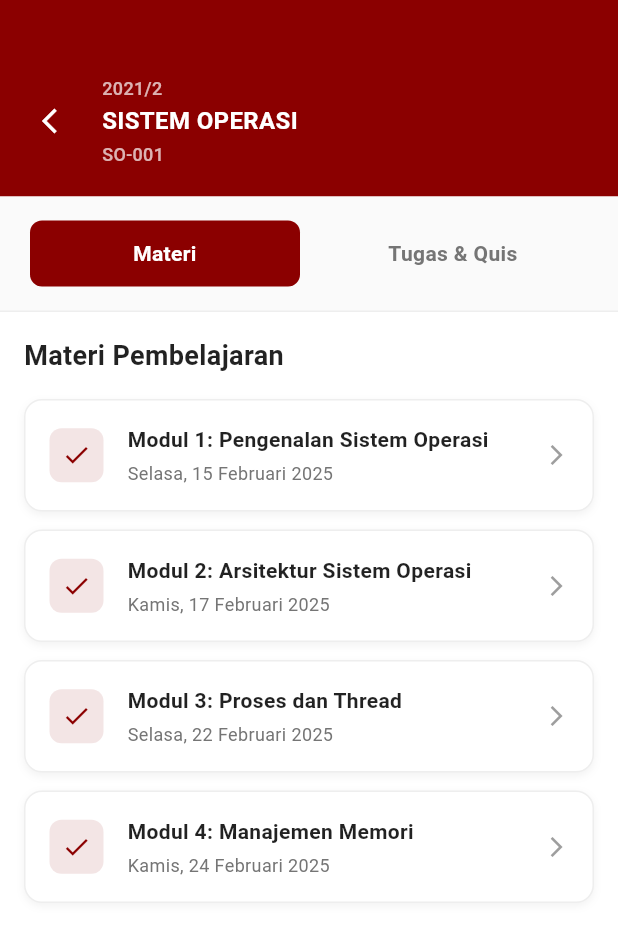
After one commit to Yayukk/lms-app, a Flutter app: the HomeScreen screen opened directly, after a tap on "2021/2", on a phone screen of 412 x 824 dp. The commit adds this screen. Shown: the top 942 px of the screen. Run offline on Flutter 3.47's test engine with Material 3 defaults, Android fonts, the phone set to English and light mode, and no system bars.

Commit message:
menambahkan conten di dashboard class

```diff
--- /dev/null
+++ b/lib/class_dashboard_screen.dart
@@ -0,0 +1,416 @@
+import 'package:flutter/material.dart';
+
+class ClassDashboardScreen extends StatefulWidget {
+  final String courseName;
+  final String classCode;
+  final String year;
+
+  const ClassDashboardScreen({
+    super.key,
+    required this.courseName,
+    required this.classCode,
+    required this.year,
+  });
+
+  @override
+  _ClassDashboardScreenState createState() => _ClassDashboardScreenState();
+}
+
+class _ClassDashboardScreenState extends State<ClassDashboardScreen>
+    with SingleTickerProviderStateMixin {
+  late TabController _tabController;
+  int _selectedTabIndex = 0;
+
+  @override
+  void initState() {
+    super.initState();
+    _tabController = TabController(length: 2, vsync: this);
+    _tabController.addListener(() {
+      setState(() {
+        _selectedTabIndex = _tabController.index;
+      });
+    });
+  }
+
+  @override
+  void dispose() {
+    _tabController.dispose();
+    super.dispose();
+  }
+
+  @override
+  Widget build(BuildContext context) {
+    return Scaffold(
+      body: Container(
+        color: Colors.white,
+        child: Column(
+          children: [
+            // Header Section with Navbar
+            Container(
+              width: double.infinity,
+              padding: const EdgeInsets.fromLTRB(20, 50, 20, 20),
+              decoration: const BoxDecoration(
+                color: Color(0xFF8B0000), // Maroon red
+              ),
+              child: Row(
+                children: [
+                  GestureDetector(
+                    onTap: () {
+                      Navigator.pop(context);
+                    },
+                    child: Container(
+                      padding: const EdgeInsets.all(8),
+                      child: const Icon(
+                        Icons.arrow_back_ios,
+                        color: Colors.white,
+                        size: 20,
+                      ),
+                    ),
+                  ),
+                  const SizedBox(width: 12),
+                  Expanded(
+                    child: Column(
+                      crossAxisAlignment: CrossAxisAlignment.start,
+                      children: [
+                        Text(
+                          widget.year,
+                          style: TextStyle(
+                            color: Colors.white70,
+                            fontSize: 12,
+                            fontWeight: FontWeight.w500,
+                          ),
+                        ),
+                        const SizedBox(height: 2),
+                        Text(
+                          widget.courseName,
+                          style: const TextStyle(
+                            color: Colors.white,
+                            fontSize: 16,
+                            fontWeight: FontWeight.bold,
+                          ),
+                        ),
+                        const SizedBox(height: 2),
+                        Text(
+                          widget.classCode,
+                          style: TextStyle(
+                            color: Colors.white70,
+                            fontSize: 12,
+                            fontWeight: FontWeight.w500,
+                          ),
+                        ),
+                      ],
+                    ),
+                  ),
+                ],
+              ),
+            ),
+
+            // Options Container
+            Container(
+              width: double.infinity,
+              padding: const EdgeInsets.symmetric(horizontal: 20, vertical: 16),
+              decoration: BoxDecoration(
+                color: Colors.grey[50],
+                border: Border(bottom: BorderSide(color: Colors.grey[200]!)),
+              ),
+              child: Row(
+                children: [
+                  Expanded(
+                    child: GestureDetector(
+                      onTap: () {
+                        setState(() {
+                          _selectedTabIndex = 0;
+                        });
+                        _tabController.animateTo(0);
+                      },
+                      child: Container(
+                        padding: const EdgeInsets.symmetric(vertical: 12),
+                        decoration: BoxDecoration(
+                          color:
+                              _selectedTabIndex == 0
+                                  ? const Color(0xFF8B0000)
+                                  : Colors.transparent,
+                          borderRadius: BorderRadius.circular(8),
+                        ),
+                        child: Text(
+                          'Materi',
+                          textAlign: TextAlign.center,
+                          style: TextStyle(
+                            color:
+                                _selectedTabIndex == 0
+                                    ? Colors.white
+                                    : Colors.grey[600],
+                            fontSize: 14,
+                            fontWeight: FontWeight.w600,
+                          ),
+                        ),
+                      ),
+                    ),
+                  ),
+                  const SizedBox(width: 12),
+                  Expanded(
+                    child: GestureDetector(
+                      onTap: () {
+                        setState(() {
+                          _selectedTabIndex = 1;
+                        });
+                        _tabController.animateTo(1);
+                      },
+                      child: Container(
+                        padding: const EdgeInsets.symmetric(vertical: 12),
+                        decoration: BoxDecoration(
+                          color:
+                              _selectedTabIndex == 1
+                                  ? const Color(0xFF8B0000)
+                                  : Colors.transparent,
+                          borderRadius: BorderRadius.circular(8),
+                        ),
+                        child: Text(
+                          'Tugas & Quis',
+                          textAlign: TextAlign.center,
+                          style: TextStyle(
+                            color:
+                                _selectedTabIndex == 1
+                                    ? Colors.white
+                                    : Colors.grey[600],
+                            fontSize: 14,
+                            fontWeight: FontWeight.w600,
+                          ),
+                        ),
+                      ),
+                    ),
+                  ),
+                ],
+              ),
+            ),
+
+            // Content Area
+            Expanded(
+              child: TabBarView(
+                controller: _tabController,
+                children: [_buildMateriContent(), _buildTugasContent()],
+              ),
+            ),
+          ],
+        ),
+      ),
+    );
+  }
+
+  Widget _buildMateriContent() {
+    return SingleChildScrollView(
+      padding: const EdgeInsets.all(16),
+      child: Column(
+        crossAxisAlignment: CrossAxisAlignment.start,
+        children: [
+          const Text(
+            'Materi Pembelajaran',
+            style: TextStyle(
+              fontSize: 18,
+              fontWeight: FontWeight.bold,
+              color: Colors.black87,
+            ),
+          ),
+          const SizedBox(height: 16),
+
+          // Sample Materi Items
+          _buildMateriItem(
+            'Modul 1: Pengenalan Sistem Operasi',
+            'Selasa, 15 Februari 2025',
+          ),
+          const SizedBox(height: 12),
+          _buildMateriItem(
+            'Modul 2: Arsitektur Sistem Operasi',
+            'Kamis, 17 Februari 2025',
+          ),
+          const SizedBox(height: 12),
+          _buildMateriItem(
+            'Modul 3: Proses dan Thread',
+            'Selasa, 22 Februari 2025',
+          ),
+          const SizedBox(height: 12),
+          _buildMateriItem(
+            'Modul 4: Manajemen Memori',
+            'Kamis, 24 Februari 2025',
+          ),
+        ],
+      ),
+    );
+  }
+
+  Widget _buildMateriItem(String title, String date) {
+    return Container(
+      width: double.infinity,
+      padding: const EdgeInsets.all(16),
+      decoration: BoxDecoration(
+        color: Colors.white,
+        borderRadius: BorderRadius.circular(12),
+        border: Border.all(color: Colors.grey[200]!),
+        boxShadow: [
+          BoxShadow(
+            color: Colors.black.withOpacity(0.05),
+            blurRadius: 4,
+            offset: const Offset(0, 2),
+          ),
+        ],
+      ),
+      child: Row(
+        children: [
+          Container(
+            padding: const EdgeInsets.all(8),
+            decoration: BoxDecoration(
+              color: const Color(0xFF8B0000).withOpacity(0.1),
+              borderRadius: BorderRadius.circular(8),
+            ),
+            child: const Icon(Icons.check, color: Color(0xFF8B0000), size: 20),
+          ),
+          const SizedBox(width: 16),
+          Expanded(
+            child: Column(
+              crossAxisAlignment: CrossAxisAlignment.start,
+              children: [
+                Text(
+                  title,
+                  style: const TextStyle(
+                    fontSize: 14,
+                    fontWeight: FontWeight.w600,
+                    color: Colors.black87,
+                  ),
+                ),
+                const SizedBox(height: 4),
+                Text(
+                  date,
+                  style: TextStyle(fontSize: 12, color: Colors.grey[600]),
+                ),
+              ],
+            ),
+          ),
+          const Icon(Icons.arrow_forward_ios, size: 16, color: Colors.grey),
+        ],
+      ),
+    );
+  }
+
+  Widget _buildTugasContent() {
+    return SingleChildScrollView(
+      padding: const EdgeInsets.all(16),
+      child: Column(
+        crossAxisAlignment: CrossAxisAlignment.start,
+        children: [
+          const Text(
+            'Tugas dan Quis',
+            style: TextStyle(
+              fontSize: 18,
+              fontWeight: FontWeight.bold,
+              color: Colors.black87,
+            ),
+          ),
+          const SizedBox(height: 16),
+
+          // Sample Tugas Items
+          _buildTugasItem(
+            'Tugas 1: Analisis Sistem Operasi',
+            'Jumat, 26 Februari 2025',
+            'Tugas',
+            Colors.orange,
+          ),
+          const SizedBox(height: 12),
+          _buildTugasItem(
+            'Quis 1: Konsep Dasar SO',
+            'Senin, 28 Februari 2025',
+            'Quis',
+            Colors.blue,
+          ),
+          const SizedBox(height: 12),
+          _buildTugasItem(
+            'Tugas 2: Implementasi Process',
+            'Jumat, 4 Maret 2025',
+            'Tugas',
+            Colors.orange,
+          ),
+          const SizedBox(height: 12),
+          _buildTugasItem(
+            'Ujian Tengah Semester',
+            'Senin, 7 Maret 2025',
+            'UTS',
+            Colors.red,
+          ),
+        ],
+      ),
+    );
+  }
+
+  Widget _buildTugasItem(
+    String title,
+    String dueDate,
+    String type,
+    Color color,
+  ) {
+    return Container(
+      width: double.infinity,
+      padding: const EdgeInsets.all(16),
+      decoration: BoxDecoration(
+        color: Colors.white,
+        borderRadius: BorderRadius.circular(12),
+        border: Border.all(color: Colors.grey[200]!),
+        boxShadow: [
+          BoxShadow(
+            color: Colors.black.withOpacity(0.05),
+            blurRadius: 4,
+            offset: const Offset(0, 2),
+          ),
+        ],
+      ),
+      child: Row(
+        children: [
+          Container(
+            padding: const EdgeInsets.all(8),
+            decoration: BoxDecoration(
+              color: const Color(0xFF8B0000).withOpacity(0.1),
+              borderRadius: BorderRadius.circular(8),
+            ),
+            child: const Icon(Icons.check, color: Color(0xFF8B0000), size: 20),
+          ),
+          const SizedBox(width: 12),
+          Container(
+            padding: const EdgeInsets.symmetric(horizontal: 8, vertical: 4),
+            decoration: BoxDecoration(
+              color: color.withOpacity(0.1),
+              borderRadius: BorderRadius.circular(4),
+            ),
+            child: Text(
+              type,
+              style: TextStyle(
+                color: color,
+                fontSize: 10,
+                fontWeight: FontWeight.w600,
+              ),
+            ),
+          ),
+          const SizedBox(width: 12),
+          Expanded(
+            child: Column(
+              crossAxisAlignment: CrossAxisAlignment.start,
+              children: [
+                Text(
+                  title,
+                  style: const TextStyle(
+                    fontSize: 14,
+                    fontWeight: FontWeight.w600,
+                    color: Colors.black87,
+                  ),
+                ),
+                const SizedBox(height: 4),
+                Text(
+                  'Batas Waktu: $dueDate',
+                  style: TextStyle(fontSize: 12, color: Colors.grey[600]),
+                ),
+              ],
+            ),
+          ),
+          const Icon(Icons.arrow_forward_ios, size: 16, color: Colors.grey),
+        ],
+      ),
+    );
+  }
+}
--- a/lib/home_screen.dart
+++ b/lib/home_screen.dart
@@ -1,6 +1,7 @@
 import 'package:flutter/material.dart';
 import 'pengumuman_screen.dart';
 import 'profile_screen.dart';
+import 'class_dashboard_screen.dart';
 
 class HomeScreen extends StatelessWidget {
   const HomeScreen({super.key});
@@ -97,7 +98,7 @@ class HomeScreen extends StatelessWidget {
                     const SizedBox(height: 24),
 
                     // Progres Kelas Section
-                    _buildClassProgressSection(),
+                    _buildClassProgressSection(context),
                   ],
                 ),
               ),
@@ -242,7 +243,7 @@ class HomeScreen extends StatelessWidget {
     );
   }
 
-  Widget _buildClassProgressSection() {
+  Widget _buildClassProgressSection(BuildContext context) {
     return Column(
       crossAxisAlignment: CrossAxisAlignment.start,
       children: [
@@ -257,22 +258,43 @@ class HomeScreen extends StatelessWidget {
         const SizedBox(height: 16),
 
         // Course Cards
-        _buildCourseCard('2021/2', 'SISTEM OPERASI', 'SO-001', 90),
+        _buildCourseCard(context, '2021/2', 'SISTEM OPERASI', 'SO-001', 90),
         const SizedBox(height: 12),
-        _buildCourseCard('2021/2', 'KEWARGANEGARAAN', 'KW-001', 75),
+        _buildCourseCard(context, '2021/2', 'KEWARGANEGARAAN', 'KW-001', 75),
         const SizedBox(height: 12),
-        _buildCourseCard('2021/2', 'PEMROGRAMAN BERGERAK', 'PB-001', 85),
+        _buildCourseCard(
+          context,
+          '2021/2',
+          'PEMROGRAMAN BERGERAK',
+          'PB-001',
+          85,
+        ),
       ],
     );
   }
 
   Widget _buildCourseCard(
+    BuildContext context,
     String year,
     String courseName,
     String classCode,
     int progress,
   ) {
-    return Container(
+    return GestureDetector(
+      onTap: () {
+        Navigator.push(
+          context,
+          MaterialPageRoute(
+            builder:
+                (context) => ClassDashboardScreen(
+                  courseName: courseName,
+                  classCode: classCode,
+                  year: year,
+                ),
+          ),
+        );
+      },
+      child: Container(
         width: double.infinity,
         padding: const EdgeInsets.all(16),
         decoration: BoxDecoration(
@@ -360,7 +382,9 @@ class HomeScreen extends StatelessWidget {
                 ],
               ),
             ),
+            const Icon(Icons.arrow_forward_ios, size: 16, color: Colors.grey),
           ],
+        ),
       ),
     );
   }
```
Lines whose indentation alone changed are shown as unchanged.
